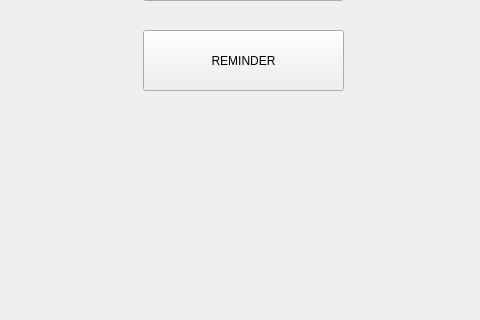
Devikarb/TIME4CLASS, file first/menu.ui: the form before one commit; both pictures show x 137 to 617 and y 280 to 600 of the 841 by 600 pixel window.
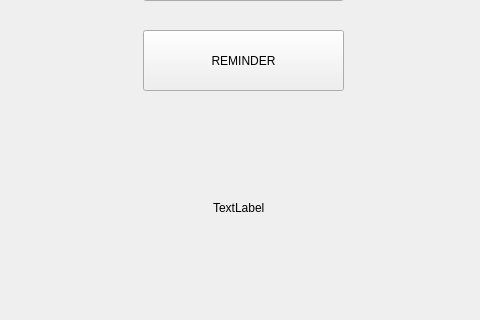
The form after the commit.

```diff
--- a/first/menu.ui
+++ b/first/menu.ui
@@ -53,6 +53,19 @@
      <string>REMINDER</string>
     </property>
    </widget>
+   <widget class="QLabel" name="label">
+    <property name="geometry">
+     <rect>
+      <x>350</x>
+      <y>480</y>
+      <width>55</width>
+      <height>16</height>
+     </rect>
+    </property>
+    <property name="text">
+     <string>TextLabel</string>
+    </property>
+   </widget>
   </widget>
   <widget class="QStatusBar" name="statusbar"/>
  </widget>
```
